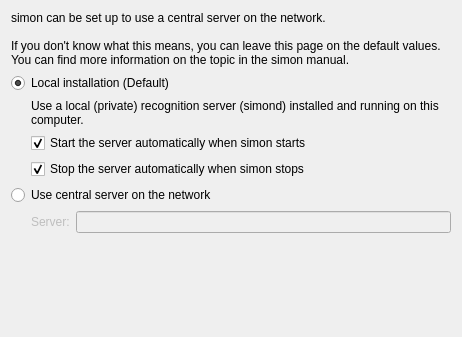
Qt form simon/src/firstrunsimondconfig.ui (KDE/simon) before a commit.
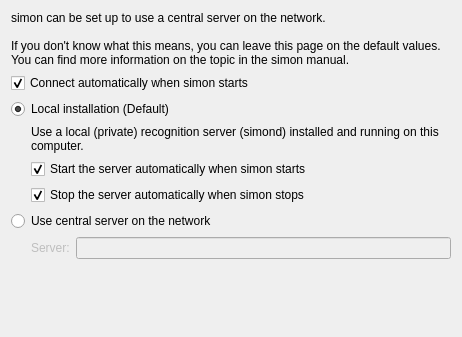
The same form after that commit.

```diff
--- a/simon/src/firstrunsimondconfig.ui
+++ b/simon/src/firstrunsimondconfig.ui
@@ -27,7 +27,17 @@
     </widget>
    </item>
    <item>
-    <widget class="QRadioButton" name="radioButton">
+    <widget class="QCheckBox" name="cbConnectAutomatically">
+     <property name="text">
+      <string>Connect automatically when simon starts</string>
+     </property>
+     <property name="checked">
+      <bool>true</bool>
+     </property>
+    </widget>
+   </item>
+   <item>
+    <widget class="QRadioButton" name="rbLocalInstallation">
      <property name="text">
       <string>Local installation (Default)</string>
      </property>
```
Left out of the diff: 110 changed lines with no effect on the pictures.
